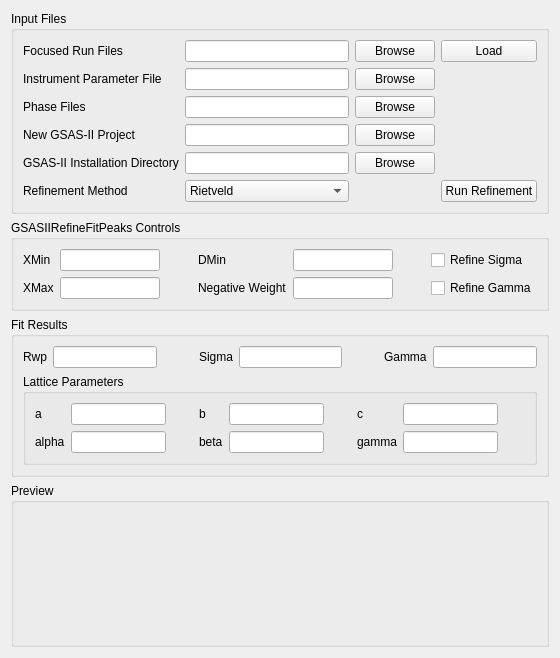
Old version of the form qt/scientific_interfaces/EnggDiffraction/EnggDiffractionQtTabGSAS.ui in the repository mantidproject/mantid.
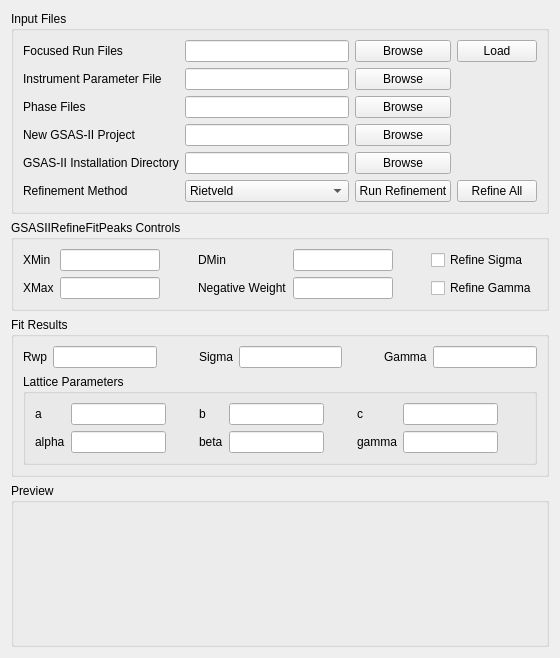
New version of the form.

Diff of the .ui file:
```diff
--- a/qt/scientific_interfaces/EnggDiffraction/EnggDiffractionQtTabGSAS.ui
+++ b/qt/scientific_interfaces/EnggDiffraction/EnggDiffractionQtTabGSAS.ui
@@ -163,13 +163,20 @@
         </property>
        </widget>
       </item>
-      <item row="5" column="3">
+      <item row="5" column="2">
        <widget class="QPushButton" name="pushButton_doRefinement">
         <property name="text">
          <string>Run Refinement</string>
         </property>
        </widget>
       </item>
+      <item row="5" column="3">
+       <widget class="QPushButton" name="pushButton_refineAll">
+        <property name="text">
+         <string>Refine All</string>
+        </property>
+       </widget>
+      </item>
      </layout>
     </widget>
    </item>
```
